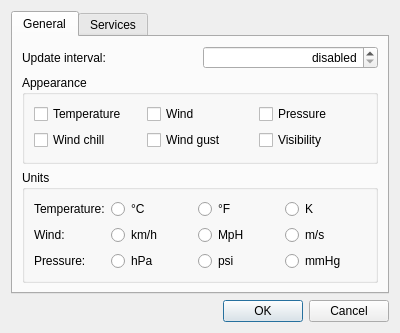
Qt form src/PreferencesDialog.ui (Arkq/windy) before a commit.
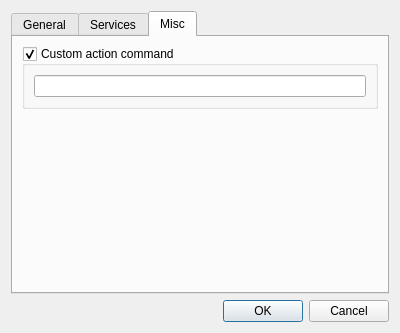
The same form after that commit. The open tabs and pages were chosen to show the change.

Commit message: Allow to specify custom command for tray click

Patch:
```diff
--- a/src/PreferencesDialog.ui
+++ b/src/PreferencesDialog.ui
@@ -314,6 +314,41 @@
        </item>
       </layout>
      </widget>
+     <widget class="QWidget" name="tabMisc">
+      <attribute name="title">
+       <string>Misc</string>
+      </attribute>
+      <layout class="QGridLayout" name="gridLayoutMisc">
+       <item row="0" column="0">
+        <widget class="QGroupBox" name="groupCommand">
+         <property name="title">
+          <string>Custom action command</string>
+         </property>
+         <property name="checkable">
+          <bool>true</bool>
+         </property>
+         <layout class="QVBoxLayout" name="verticalLayoutCmd">
+          <item>
+           <widget class="QLineEdit" name="lineEditCommand"/>
+          </item>
+         </layout>
+        </widget>
+       </item>
+       <item row="1" column="0">
+        <spacer name="verticalSpacer">
+         <property name="orientation">
+          <enum>Qt::Vertical</enum>
+         </property>
+         <property name="sizeHint" stdset="0">
+          <size>
+           <width>20</width>
+           <height>40</height>
+          </size>
+         </property>
+        </spacer>
+       </item>
+      </layout>
+     </widget>
     </widget>
    </item>
    <item>
```
The commit also changes 6 other files.
